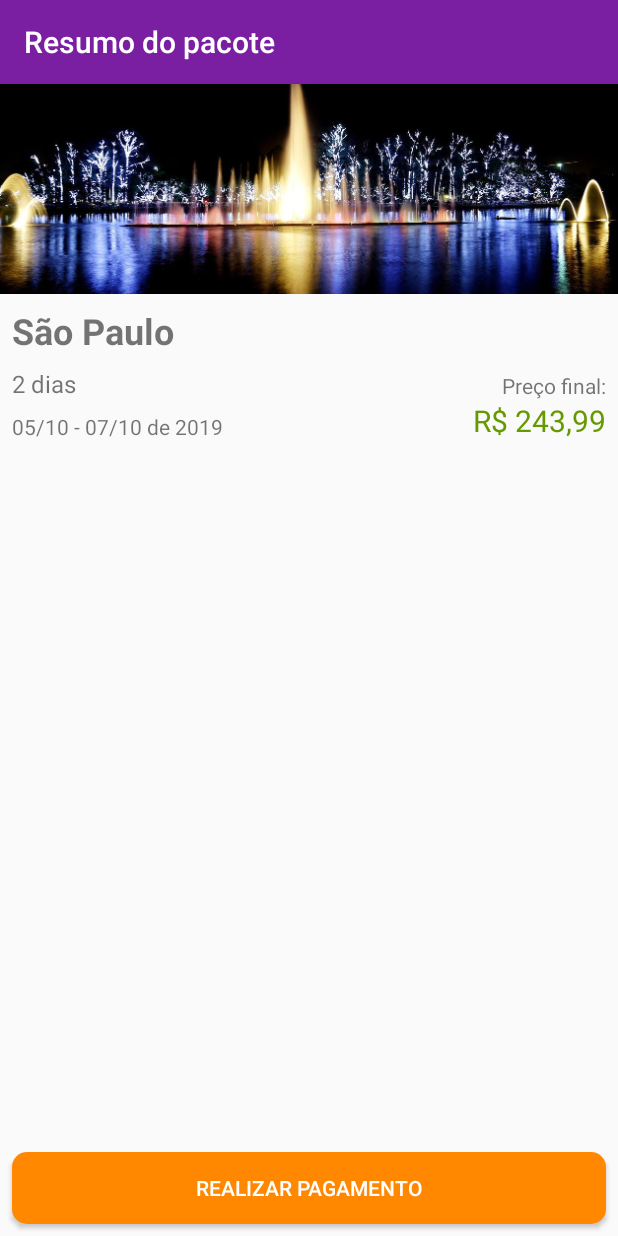
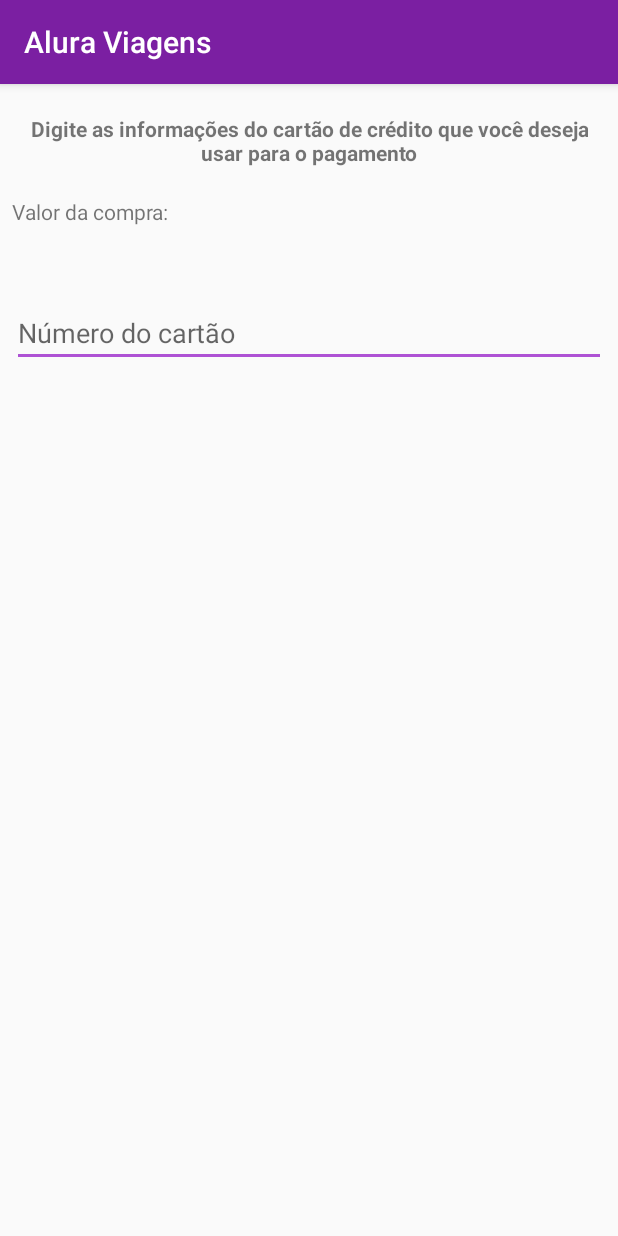
Before and after one commit to clacosta/layout-android-2, an Android app: the screen it shows after launch (ResumoActivity before the commit, PagamentoActivity after it), on a phone screen of 412 x 824 dp. Run offline under Robolectric (Android 15) with nearby library versions, the phone set to English and light mode, and no system bars.

Commit message:
feet: 03 - 01 - Criando a activity de pagamento

```diff
--- a/app/src/main/AndroidManifest.xml
+++ b/app/src/main/AndroidManifest.xml
@@ -9,7 +9,8 @@
         android:roundIcon="@mipmap/ic_launcher_round"
         android:supportsRtl="true"
         android:theme="@style/AppTheme">
-        <activity android:name=".ui.activity.ResumoActivity"></activity>
+        <activity android:name=".ui.activity.PagamentoActivity"></activity>
+        <activity android:name=".ui.activity.ResumoActivity" />
         <activity android:name=".ui.activity.ListaPacotesActivity">
             <intent-filter>
                 <action android:name="android.intent.action.MAIN" />
--- /dev/null
+++ b/app/src/main/java/br/com/alura/aluraviagens/ui/activity/PagamentoActivity.java
@@ -0,0 +1,15 @@
+package br.com.alura.aluraviagens.ui.activity;
+
+import android.support.v7.app.AppCompatActivity;
+import android.os.Bundle;
+
+import br.com.alura.aluraviagens.R;
+
+public class PagamentoActivity extends AppCompatActivity {
+
+    @Override
+    protected void onCreate(Bundle savedInstanceState) {
+        super.onCreate(savedInstanceState);
+        setContentView(R.layout.activity_pagamento);
+    }
+}
--- a/app/src/main/java/br/com/alura/aluraviagens/ui/activity/ResumoActivity.java
+++ b/app/src/main/java/br/com/alura/aluraviagens/ui/activity/ResumoActivity.java
@@ -1,5 +1,6 @@
 package br.com.alura.aluraviagens.ui.activity;
 
+import android.content.Intent;
 import android.graphics.drawable.Drawable;
 import android.os.Bundle;
 import android.support.v7.app.AppCompatActivity;
@@ -38,6 +39,9 @@ public class ResumoActivity extends AppCompatActivity {
         mostraPreco(pacoteSaoPaulo);
         mostraData(pacoteSaoPaulo);
 
+        Intent intent = new Intent(this, PagamentoActivity.class);
+        startActivity(intent);
+
     }
 
     private void mostraData(Pacote pacote) {
--- /dev/null
+++ b/app/src/main/res/layout/activity_pagamento.xml
@@ -0,0 +1,61 @@
+<?xml version="1.0" encoding="utf-8"?>
+<android.support.constraint.ConstraintLayout xmlns:android="http://schemas.android.com/apk/res/android"
+    xmlns:app="http://schemas.android.com/apk/res-auto"
+    xmlns:tools="http://schemas.android.com/tools"
+    android:layout_width="match_parent"
+    android:layout_height="match_parent"
+    tools:context=".ui.activity.PagamentoActivity">
+
+    <TextView
+        android:id="@+id/textView"
+        android:layout_width="0dp"
+        android:layout_height="wrap_content"
+        android:layout_marginStart="20dp"
+        android:layout_marginTop="20dp"
+        android:layout_marginEnd="20dp"
+        android:layout_marginBottom="20dp"
+        android:text="Digite as informações do cartão de crédito que você deseja usar para o pagamento"
+        android:textAlignment="center"
+        android:textStyle="bold"
+        app:layout_constraintBottom_toBottomOf="parent"
+        app:layout_constraintEnd_toEndOf="parent"
+        app:layout_constraintStart_toStartOf="parent"
+        app:layout_constraintTop_toTopOf="parent"
+        app:layout_constraintVertical_bias="0.0" />
+
+    <TextView
+        android:id="@+id/textView2"
+        android:layout_width="wrap_content"
+        android:layout_height="wrap_content"
+        android:layout_marginStart="8dp"
+        android:layout_marginTop="20dp"
+        android:text="Valor da compra:"
+        app:layout_constraintStart_toStartOf="parent"
+        app:layout_constraintTop_toBottomOf="@+id/textView" />
+
+    <TextView
+        android:id="@+id/textView3"
+        android:layout_width="wrap_content"
+        android:layout_height="wrap_content"
+        android:layout_marginTop="8dp"
+        tools:text="R$ 421,50"
+        android:textColor="@android:color/holo_green_dark"
+        android:textSize="24sp"
+        app:layout_constraintStart_toStartOf="@+id/textView2"
+        app:layout_constraintTop_toBottomOf="@+id/textView2" />
+
+    <EditText
+        android:id="@+id/editText"
+        android:layout_width="0dp"
+        android:layout_height="wrap_content"
+        android:layout_marginStart="8dp"
+        android:layout_marginTop="8dp"
+        android:layout_marginEnd="8dp"
+        android:hint="Número do cartão"
+        android:maxLength="12"
+        android:inputType="number"
+        app:layout_constraintEnd_toEndOf="parent"
+        app:layout_constraintStart_toStartOf="parent"
+        app:layout_constraintTop_toBottomOf="@+id/textView3" />
+
+</android.support.constraint.ConstraintLayout>
```
